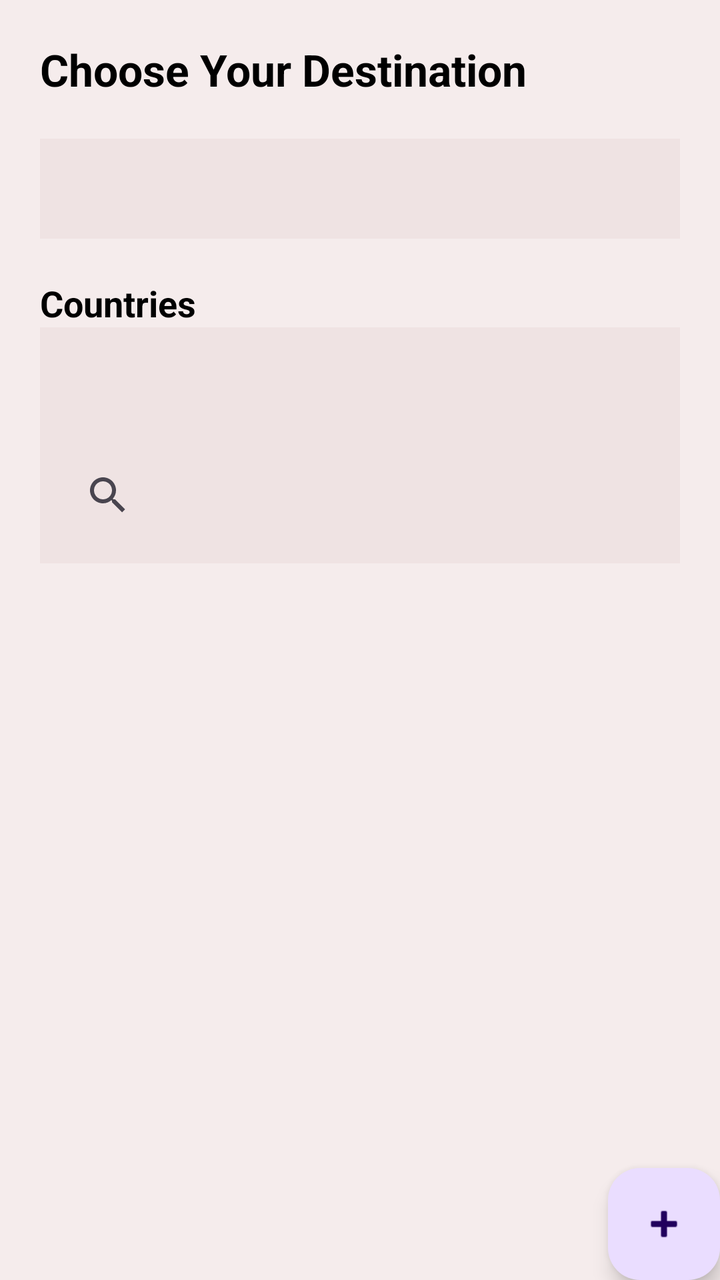
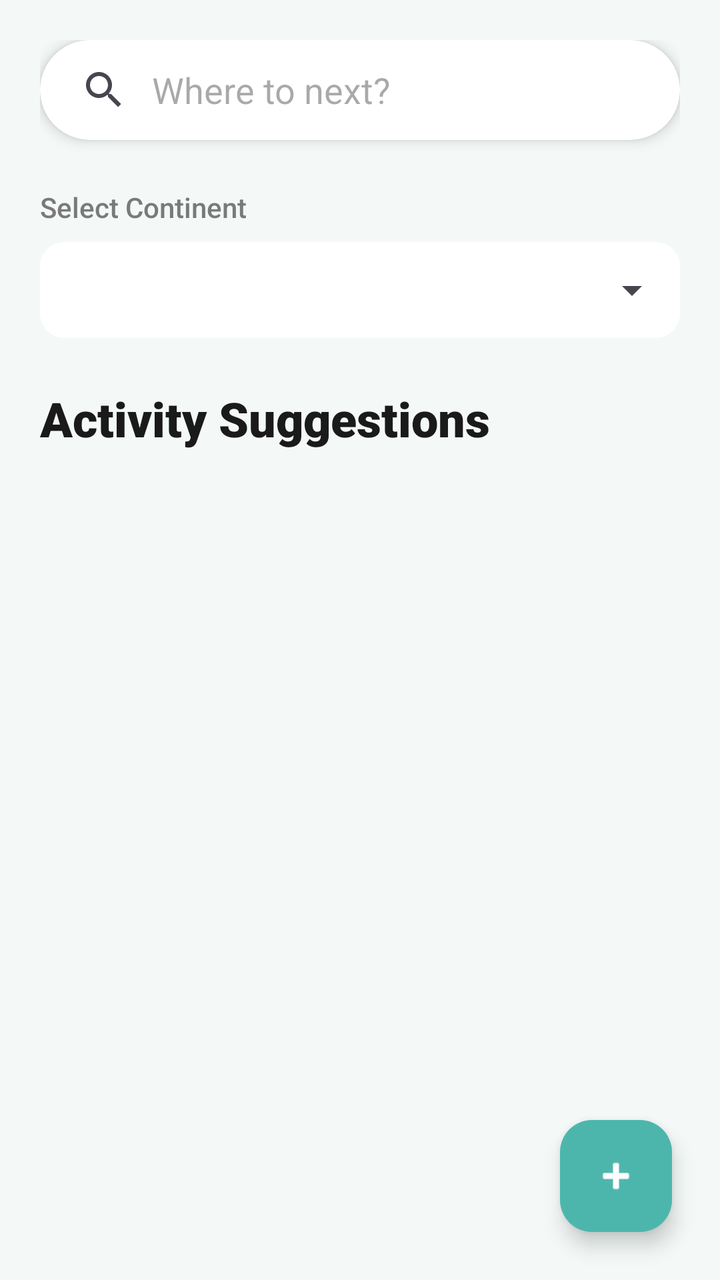

Two renders of the same Android screen: before a commit and after it. Below are the layout's source before the change and the commit's diff.
<!-- AndroidManifest.xml: application theme Theme.Larafinal -->
<!-- res/layout/main_activity.xml -->
<?xml version="1.0" encoding="utf-8"?>
<androidx.coordinatorlayout.widget.CoordinatorLayout xmlns:android="http://schemas.android.com/apk/res/android"
    xmlns:app="http://schemas.android.com/apk/res-auto"
    android:layout_width="match_parent"
    android:layout_height="match_parent"
    android:fitsSystemWindows="true">

    <LinearLayout
        android:layout_width="match_parent"
        android:layout_height="match_parent"
        android:orientation="vertical"
        android:padding="20dp"
        android:background="@color/light_background">

        
        <TextView
            android:id="@+id/tvdes"
            android:layout_width="wrap_content"
            android:layout_height="wrap_content"
            android:layout_marginBottom="20dp"
            android:text="Choose Your Destination"
            android:textColor="@color/black"
            android:textSize="22sp"
            android:textStyle="bold" />

        
        <Spinner
            android:id="@+id/spinnerCon"
            android:layout_width="match_parent"
            android:layout_height="50dp"
            android:background="#EFE3E3"
            android:padding="10dp"
            android:spinnerMode="dropdown" />

        
        <TextView
            android:id="@+id/tvcou"
            android:layout_width="wrap_content"
            android:layout_height="wrap_content"
            android:layout_marginTop="20dp"
            android:text="Countries"
            android:textColor="@color/black"
            android:textSize="18sp"
            android:textStyle="bold" />

        

        <Spinner
            android:id="@+id/spinnerCon"
            android:layout_width="match_parent"
            android:layout_height="50dp"
            android:background="#EFE3E3"
            android:padding="10dp"
            android:spinnerMode="dropdown" />

        
        <SearchView
            android:id="@+id/search"
            android:layout_width="match_parent"
            android:layout_height="wrap_content"
            android:hint="Search"
            android:padding="10dp"
            android:background="#EFE3E3"/>

        
        <ListView
            android:id="@+id/countryListView"
            android:layout_width="match_parent"
            android:layout_height="wrap_content" />


    </LinearLayout>

    <com.google.android.material.floatingactionbutton.FloatingActionButton
        android:id="@+id/fabAdd"
        android:layout_width="wrap_content"
        android:layout_height="wrap_content"
        android:layout_gravity="bottom|end"
        app:rippleColor="#2196F3"
        app:srcCompat="@android:drawable/ic_input_add" />


</androidx.coordinatorlayout.widget.CoordinatorLayout>
<!-- resources referenced by this layout -->
<resources>
  <color name="black">#FF000000</color>
  <color name="light_background">#F5ECEC</color>
  <style name="Theme.Larafinal" parent="Base.Theme.Larafinal" />
  <style name="Base.Theme.Larafinal" parent="Theme.Material3.DayNight.NoActionBar">
          
          
      </style>
</resources>

<!-- the commit's change to res/layout/main_activity.xml (unified diff, before → after) -->
@@ -1,73 +1,83 @@
 <?xml version="1.0" encoding="utf-8"?>
-<androidx.coordinatorlayout.widget.CoordinatorLayout xmlns:android="http://schemas.android.com/apk/res/android"
+<androidx.coordinatorlayout.widget.CoordinatorLayout
+    xmlns:android="http://schemas.android.com/apk/res/android"
     xmlns:app="http://schemas.android.com/apk/res-auto"
+    xmlns:tools="http://schemas.android.com/tools"
     android:layout_width="match_parent"
     android:layout_height="match_parent"
-    android:fitsSystemWindows="true">
+    android:background="#F4F9F8"
+    tools:context=".MainActivity">
 
     <LinearLayout
         android:layout_width="match_parent"
         android:layout_height="match_parent"
         android:orientation="vertical"
-        android:padding="20dp"
-        android:background="@color/light_background">
-
-        
+        android:padding="20dp">
+
+        <androidx.cardview.widget.CardView
+            android:layout_width="match_parent"
+            android:layout_height="wrap_content"
+            app:cardCornerRadius="25dp"
+            app:cardElevation="4dp"
+            android:layout_marginBottom="24dp">
+
+            <SearchView
+                android:id="@+id/search"
+                android:layout_width="match_parent"
+                android:layout_height="50dp"
+                android:iconifiedByDefault="false"
+                android:queryHint="Where to next?"
+                android:queryBackground="@android:color/transparent"
+                />
+        </androidx.cardview.widget.CardView>
+
         <TextView
             android:id="@+id/tvdes"
             android:layout_width="wrap_content"
             android:layout_height="wrap_content"
-            android:layout_marginBottom="20dp"
-            android:text="Choose Your Destination"
-            android:textColor="@color/black"
-            android:textSize="22sp"
-            android:textStyle="bold" />
-
-        
-        <Spinner
-            android:id="@+id/spinnerCon"
-            android:layout_width="match_parent"
-            android:layout_height="50dp"
-            android:background="#EFE3E3"
-            android:padding="10dp"
-            android:spinnerMode="dropdown" />
-
-        
+            android:text="Select Continent"
+            android:textSize="14sp"
+            android:textColor="#7A7A7A"
+            android:layout_marginBottom="8dp"
+            android:fontFamily="sans-serif-medium"/>
+
+        <androidx.cardview.widget.CardView
+            android:layout_width="match_parent"
+            android:layout_height="wrap_content"
+            app:cardCornerRadius="12dp"
+            app:cardElevation="0dp"
+            app:cardBackgroundColor="#FFFFFF"
+            android:layout_marginBottom="24dp">
+
+            <Spinner
+                android:id="@+id/spinnerCon"
+                android:layout_width="match_parent"
+                android:layout_height="48dp"
+                android:paddingStart="12dp"
+                android:paddingEnd="12dp"
+                android:spinnerMode="dropdown" />
+        </androidx.cardview.widget.CardView>
+
         <TextView
             android:id="@+id/tvcou"
             android:layout_width="wrap_content"
             android:layout_height="wrap_content"
-            android:layout_marginTop="20dp"
-            android:text="Countries"
-            android:textColor="@color/black"
-            android:textSize="18sp"
-            android:textStyle="bold" />
-
-        
-
-        <Spinner
-            android:id="@+id/spinnerCon"
-            android:layout_width="match_parent"
-            android:layout_height="50dp"
-            android:background="#EFE3E3"
-            android:padding="10dp"
-            android:spinnerMode="dropdown" />
-
-        
-        <SearchView
-            android:id="@+id/search"
-            android:layout_width="match_parent"
-            android:layout_height="wrap_content"
-            android:hint="Search"
-            android:padding="10dp"
-            android:background="#EFE3E3"/>
-
-        
+            android:text="Activity Suggestions"
+            android:textSize="24sp"
+            android:textStyle="bold"
+            android:textColor="#1A1A1A"
+            android:layout_marginBottom="16dp"
+            android:fontFamily="sans-serif-black"/>
+
         <ListView
             android:id="@+id/countryListView"
             android:layout_width="match_parent"
-            android:layout_height="wrap_content" />
-
+            android:layout_height="0dp"
+            android:layout_weight="1"
+            android:divider="@android:color/transparent"
+            android:dividerHeight="16dp"
+            android:scrollbars="none"
+            tools:listitem="@layout/journey_item_layout" />
 
     </LinearLayout>
 
@@ -76,8 +86,118 @@
         android:layout_width="wrap_content"
         android:layout_height="wrap_content"
         android:layout_gravity="bottom|end"
-        app:rippleColor="#2196F3"
-        app:srcCompat="@android:drawable/ic_input_add" />
-
+        android:layout_margin="24dp"
+        android:contentDescription="Add New Journey"
+        app:srcCompat="@android:drawable/ic_input_add"
+        app:backgroundTint="#4DB6AC"
+        app:tint="@android:color/white"
+        app:elevation="6dp"/>
 
 </androidx.coordinatorlayout.widget.CoordinatorLayout>
+<!-- res/layout/journey_item_layout.xml (included above) -->
+<?xml version="1.0" encoding="utf-8"?>
+<LinearLayout xmlns:android="http://schemas.android.com/apk/res/android"
+    xmlns:tools="http://schemas.android.com/tools"
+    android:layout_width="match_parent"
+    android:layout_height="match_parent">
+
+    <androidx.cardview.widget.CardView
+        android:layout_width="match_parent"
+        android:layout_height="wrap_content"
+        android:layout_margin="16dp">
+
+        <LinearLayout
+            android:layout_width="match_parent"
+            android:layout_height="wrap_content"
+            android:orientation="vertical"
+            android:padding="16dp">
+
+            <ImageView
+                android:id="@+id/ivTripImage"
+                android:layout_width="match_parent"
+                android:layout_height="200dp"
+                android:scaleType="centerCrop"
+                android:src="@drawable/ic_launcher_foreground" />
+
+            <TextView
+                android:id="@+id/tvTripName"
+                android:layout_width="match_parent"
+                android:layout_height="wrap_content"
+                android:text="Trip Name"
+                android:textSize="20sp"
+                android:textStyle="bold" />
+
+            <TextView
+                android:id="@+id/tvTripDescription"
+                android:layout_width="match_parent"
+                android:layout_height="wrap_content"
+                android:text="Trip Description,Address" />
+
+
+
+            <TextView
+                android:id="@+id/tvTripDistance"
+                android:layout_width="match_parent"
+                android:layout_height="wrap_content"
+                android:text="Distance" />
+
+
+            <LinearLayout
+                android:layout_width="match_parent"
+                android:layout_height="wrap_content"
+                android:orientation="vertical"
+                android:padding="5dp"
+                tools:ignore="ExtraText">
+
+                <TextView
+                    android:id="@+id/tvRating"
+                    android:layout_width="wrap_content"
+                    android:layout_height="wrap_content"
+                    android:text="Rating:"
+                    android:textSize="16sp"
+                    android:layout_weight="1" />
+
+                <RatingBar
+                    android:id="@+id/ratingBar"
+                    style="@style/Widget.AppCompat.RatingBar.Small"
+                    android:layout_width="wrap_content"
+                    android:layout_height="wrap_content"
+                    android:layout_weight="1"
+                    android:isIndicator="true"
+                    android:numStars="5"
+                    android:rating="3.5"
+                    android:stepSize="0.5" />
+
+
+                /*
+
+                ✨ Windsurf Command ⭐ >>>>>>>>>>>>>>>> */
+
+                <TextView
+                    android:id="@+id/tvReviews"
+                    android:layout_width="wrap_content"
+                    android:layout_height="wrap_content"
+                    android:layout_weight="1"
+                    android:text="Reviews:"
+                    android:textSize="16sp" />
+
+                <TextView
+                    android:id="@+id/tvReviewsCount"
+                    android:layout_width="wrap_content"
+                    android:layout_height="wrap_content"
+                    android:layout_weight="1"
+                    android:text="5"
+                    android:textSize="16sp" />
+
+
+                /*
+
+
+                2787b65e-d6f9-4193-a5b9-20b34220127e >>>>>>>>>>> */
+            </LinearLayout>
+
+
+        </LinearLayout>
+
+    </androidx.cardview.widget.CardView>
+</LinearLayout>
<!-- resource entries referenced after the edit -->
@@ -1,7 +1,36 @@
 <!-- resources referenced by this layout -->
 <resources>
-  <color name="black">#FF000000</color>
-  <color name="light_background">#F5ECEC</color>
+  <!-- drawable ic_launcher_foreground (drawable) -->
+  <vector xmlns:android="http://schemas.android.com/apk/res/android"
+      xmlns:aapt="http://schemas.android.com/aapt"
+      android:width="108dp"
+      android:height="108dp"
+      android:viewportWidth="108"
+      android:viewportHeight="108">
+      <path android:pathData="M31,63.928c0,0 6.4,-11 12.1,-13.1c7.2,-2.6 26,-1.4 26,-1.4l38.1,38.1L107,108.928l-32,-1L31,63.928z">
+          <aapt:attr name="android:fillColor">
+              <gradient
+                  android:endX="85.84757"
+                  android:endY="92.4963"
+                  android:startX="42.9492"
+                  android:startY="49.59793"
+                  android:type="linear">
+                  <item
+                      android:color="#44000000"
+                      android:offset="0.0" />
+                  <item
+                      android:color="#00000000"
+                      android:offset="1.0" />
+              </gradient>
+          </aapt:attr>
+      </path>
+      <path
+          android:fillColor="#FFFFFF"
+          android:fillType="nonZero"
+          android:pathData="M65.3,45.828l3.8,-6.6c0.2,-0.4 0.1,-0.9 -0.3,-1.1c-0.4,-0.2 -0.9,-0.1 -1.1,0.3l-3.9,6.7c-6.3,-2.8 -13.4,-2.8 -19.7,0l-3.9,-6.7c-0.2,-0.4 -0.7,-0.5 -1.1,-0.3C38.8,38.328 38.7,38.828 38.9,39.228l3.8,6.6C36.2,49.428 31.7,56.028 31,63.928h46C76.3,56.028 71.8,49.428 65.3,45.828zM43.4,57.328c-0.8,0 -1.5,-0.5 -1.8,-1.2c-0.3,-0.7 -0.1,-1.5 0.4,-2.1c0.5,-0.5 1.4,-0.7 2.1,-0.4c0.7,0.3 1.2,1 1.2,1.8C45.3,56.528 44.5,57.328 43.4,57.328L43.4,57.328zM64.6,57.328c-0.8,0 -1.5,-0.5 -1.8,-1.2s-0.1,-1.5 0.4,-2.1c0.5,-0.5 1.4,-0.7 2.1,-0.4c0.7,0.3 1.2,1 1.2,1.8C66.5,56.528 65.6,57.328 64.6,57.328L64.6,57.328z"
+          android:strokeWidth="1"
+          android:strokeColor="#00000000" />
+  </vector>
   <style name="Theme.Larafinal" parent="Base.Theme.Larafinal" />
   <style name="Base.Theme.Larafinal" parent="Theme.Material3.DayNight.NoActionBar">
           
